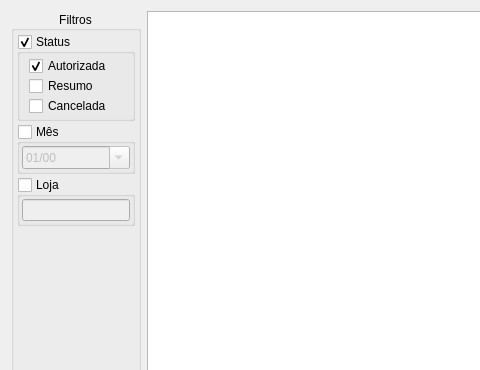
darktorres/ERP-STACCATO, file ui/widgetnfeentrada.ui: the form before one commit; both pictures show x 0 to 480 and y 0 to 370 of the 826 by 529 pixel window.
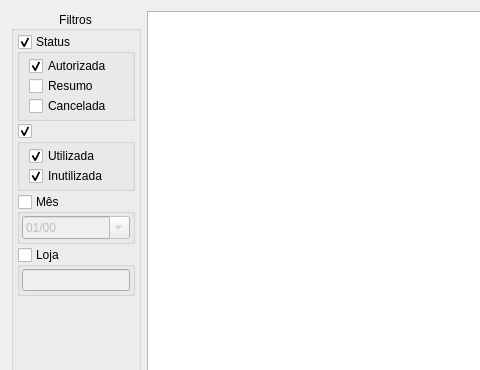
The form after the commit. Custom widgets are drawn as their Qt base class.

Commit message: Adicionado e corrigido filtros da aba NF-e entrada

Diff of the .ui file:
```diff
--- a/ui/widgetnfeentrada.ui
+++ b/ui/widgetnfeentrada.ui
@@ -174,6 +174,59 @@
         </layout>
        </widget>
       </item>
+      <item>
+       <widget class="QGroupBox" name="groupBoxUtilizada">
+        <property name="title">
+         <string/>
+        </property>
+        <property name="checkable">
+         <bool>true</bool>
+        </property>
+        <property name="checked">
+         <bool>true</bool>
+        </property>
+        <layout class="QGridLayout" name="gridLayout_42">
+         <property name="topMargin">
+          <number>2</number>
+         </property>
+         <property name="rightMargin">
+          <number>2</number>
+         </property>
+         <property name="bottomMargin">
+          <number>2</number>
+         </property>
+         <property name="spacing">
+          <number>0</number>
+         </property>
+         <item row="1" column="0">
+          <widget class="QCheckBox" name="checkBoxInutilizada">
+           <property name="enabled">
+            <bool>true</bool>
+           </property>
+           <property name="text">
+            <string>Inutilizada</string>
+           </property>
+           <property name="checked">
+            <bool>true</bool>
+           </property>
+          </widget>
+         </item>
+         <item row="0" column="0">
+          <widget class="QCheckBox" name="checkBoxUtilizada">
+           <property name="enabled">
+            <bool>true</bool>
+           </property>
+           <property name="text">
+            <string>Utilizada</string>
+           </property>
+           <property name="checked">
+            <bool>true</bool>
+           </property>
+          </widget>
+         </item>
+        </layout>
+       </widget>
+      </item>
       <item>
        <widget class="QGroupBox" name="groupBoxMes">
         <property name="enabled">
```
Left out of the diff: 26 changed lines with no effect on the pictures. The commit also changes 2 other files.
